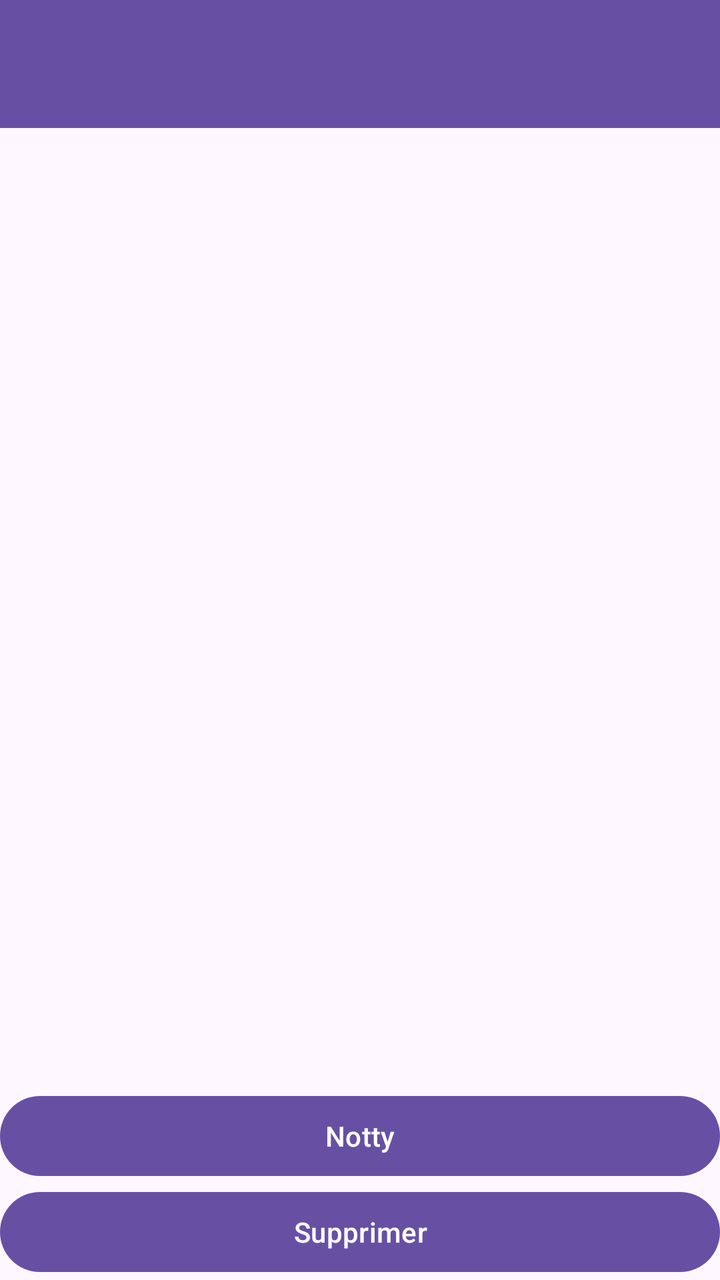
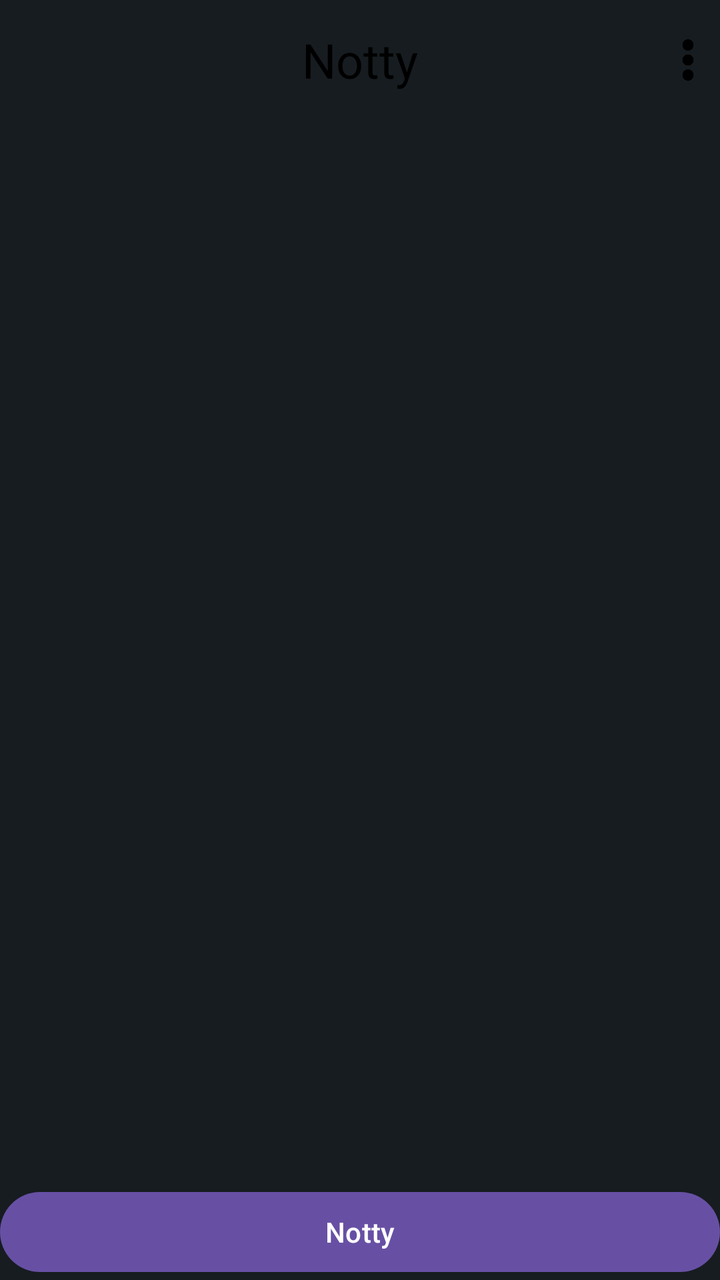

Screens rendered from an Android XML layout before and after an edit, with the pre-edit source and the edit as a unified diff.
<!-- AndroidManifest.xml: application theme Theme.Notty -->
<!-- res/layout/activity_main.xml -->
<?xml version="1.0" encoding="utf-8"?>
<androidx.constraintlayout.widget.ConstraintLayout xmlns:android="http://schemas.android.com/apk/res/android"
    xmlns:app="http://schemas.android.com/apk/res-auto"
    xmlns:tools="http://schemas.android.com/tools"
    android:id="@+id/main"
    android:layout_width="match_parent"
    android:layout_height="match_parent"
    tools:context=".MainActivity">

    <androidx.appcompat.widget.Toolbar
        android:id="@+id/id_home_toolbar"
        android:layout_width="0dp"
        android:layout_height="wrap_content"
        android:background="?attr/colorPrimary"
        android:minHeight="?attr/actionBarSize"
        android:theme="?attr/actionBarTheme"
        app:layout_constraintStart_toStartOf="parent"
        app:layout_constraintEnd_toEndOf="parent"
        app:layout_constraintBottom_toTopOf="@+id/id_home_note_container"
        app:layout_constraintTop_toTopOf="parent" />


    <LinearLayout
        android:id="@+id/id_home_note_container"
        android:layout_width="match_parent"
        android:layout_height="0dp"
        android:layout_marginHorizontal="10dp"
        android:orientation="vertical"
        tools:layout_editor_absoluteX="10dp"
        tools:layout_editor_absoluteY="64dp"
        app:layout_constraintStart_toStartOf="parent"
        app:layout_constraintEnd_toEndOf="parent"
        app:layout_constraintTop_toBottomOf="@+id/id_home_toolbar"
        app:layout_constraintBottom_toTopOf="@+id/id_home_btn_addNote" >

        <GridView
            android:id="@+id/id_home_gridv_note"
            android:layout_width="match_parent"
            android:layout_height="match_parent"
            android:layout_marginTop="5dp"
            android:horizontalSpacing="5dp"
            android:numColumns="2"
            android:verticalSpacing="5dp">

        </GridView>

    </LinearLayout>

    <Button
        android:id="@+id/id_home_btn_addNote"
        android:layout_width="0dp"
        android:layout_height="wrap_content"
        android:text="@string/app_name"
        android:visibility="visible"
        app:layout_constraintStart_toStartOf="parent"
        app:layout_constraintEnd_toEndOf="parent"
        app:layout_constraintTop_toBottomOf="@+id/id_home_note_container"
        app:layout_constraintBottom_toTopOf="@+id/id_home_btn_delete"/>

    <Button
        android:id="@+id/id_home_btn_delete"
        android:layout_width="0dp"
        android:layout_height="wrap_content"
        android:text="Supprimer"
        app:layout_constraintStart_toStartOf="parent"
        app:layout_constraintEnd_toEndOf="parent"
        app:layout_constraintTop_toBottomOf="@+id/id_home_btn_addNote"
        app:layout_constraintBottom_toBottomOf="parent"/>

</androidx.constraintlayout.widget.ConstraintLayout>
<!-- resources referenced by this layout -->
<resources>
  <string name="app_name">Notty</string>
  <style name="Theme.Notty" parent="Base.Theme.Notty" />
  <style name="Base.Theme.Notty" parent="Theme.Material3.DayNight.NoActionBar">
          
          
      </style>
</resources>

<!-- the commit's change to res/layout/activity_main.xml (unified diff, before → after) -->
@@ -5,19 +5,17 @@
     android:id="@+id/main"
     android:layout_width="match_parent"
     android:layout_height="match_parent"
-    tools:context=".MainActivity">
+    tools:context=".MainActivity"
+    android:background="@color/material_dynamic_neutral_variant10">
 
-    <androidx.appcompat.widget.Toolbar
+
+    <include
         android:id="@+id/id_home_toolbar"
-        android:layout_width="0dp"
-        android:layout_height="wrap_content"
-        android:background="?attr/colorPrimary"
-        android:minHeight="?attr/actionBarSize"
-        android:theme="?attr/actionBarTheme"
+        layout="@layout/toolbar_home"
         app:layout_constraintStart_toStartOf="parent"
         app:layout_constraintEnd_toEndOf="parent"
-        app:layout_constraintBottom_toTopOf="@+id/id_home_note_container"
-        app:layout_constraintTop_toTopOf="parent" />
+        app:layout_constraintTop_toTopOf="parent"
+        app:layout_constraintBottom_toTopOf="@+id/id_home_note_container"></include>
 
 
     <LinearLayout
@@ -52,19 +50,39 @@
         android:layout_height="wrap_content"
         android:text="@string/app_name"
         android:visibility="visible"
+        app:layout_constraintBottom_toBottomOf="parent"
+        app:layout_constraintEnd_toEndOf="parent"
         app:layout_constraintStart_toStartOf="parent"
-        app:layout_constraintEnd_toEndOf="parent"
-        app:layout_constraintTop_toBottomOf="@+id/id_home_note_container"
-        app:layout_constraintBottom_toTopOf="@+id/id_home_btn_delete"/>
+        app:layout_constraintTop_toBottomOf="@+id/id_home_note_container" />
 
-    <Button
-        android:id="@+id/id_home_btn_delete"
-        android:layout_width="0dp"
-        android:layout_height="wrap_content"
-        android:text="Supprimer"
-        app:layout_constraintStart_toStartOf="parent"
-        app:layout_constraintEnd_toEndOf="parent"
-        app:layout_constraintTop_toBottomOf="@+id/id_home_btn_addNote"
-        app:layout_constraintBottom_toBottomOf="parent"/>
 
 </androidx.constraintlayout.widget.ConstraintLayout>
+<!-- res/layout/toolbar_home.xml (included above) -->
+<?xml version="1.0" encoding="utf-8"?>
+<androidx.appcompat.widget.Toolbar
+    xmlns:android="http://schemas.android.com/apk/res/android"
+    android:layout_width="match_parent"
+    android:layout_height="60dp"
+    android:id="@+id/TBar"
+    android:background="#00000000">
+
+
+    <TextView
+        android:id="@+id/textView_TBar_titre"
+        android:layout_width="wrap_content"
+        android:layout_height="wrap_content"
+        android:layout_gravity="center"
+        android:text="@string/app_name"
+        android:textColor="#FF000000"
+        android:textSize="24sp" />
+
+    <ImageView
+        android:id="@+id/image_edit"
+        android:layout_width="30dp"
+        android:layout_height="40dp"
+        android:src="@drawable/options_black"
+        android:layout_gravity="right"
+        android:layout_marginRight="1dp"/>
+
+
+</androidx.appcompat.widget.Toolbar>
<!-- resource entries referenced after the edit -->
@@ -1,5 +1,6 @@
 <!-- resources referenced by this layout -->
 <resources>
+  <!-- drawable options_black: png bitmap (drawable, 5588 bytes) -->
   <string name="app_name">Notty</string>
   <style name="Theme.Notty" parent="Base.Theme.Notty" />
   <style name="Base.Theme.Notty" parent="Theme.Material3.DayNight.NoActionBar">
